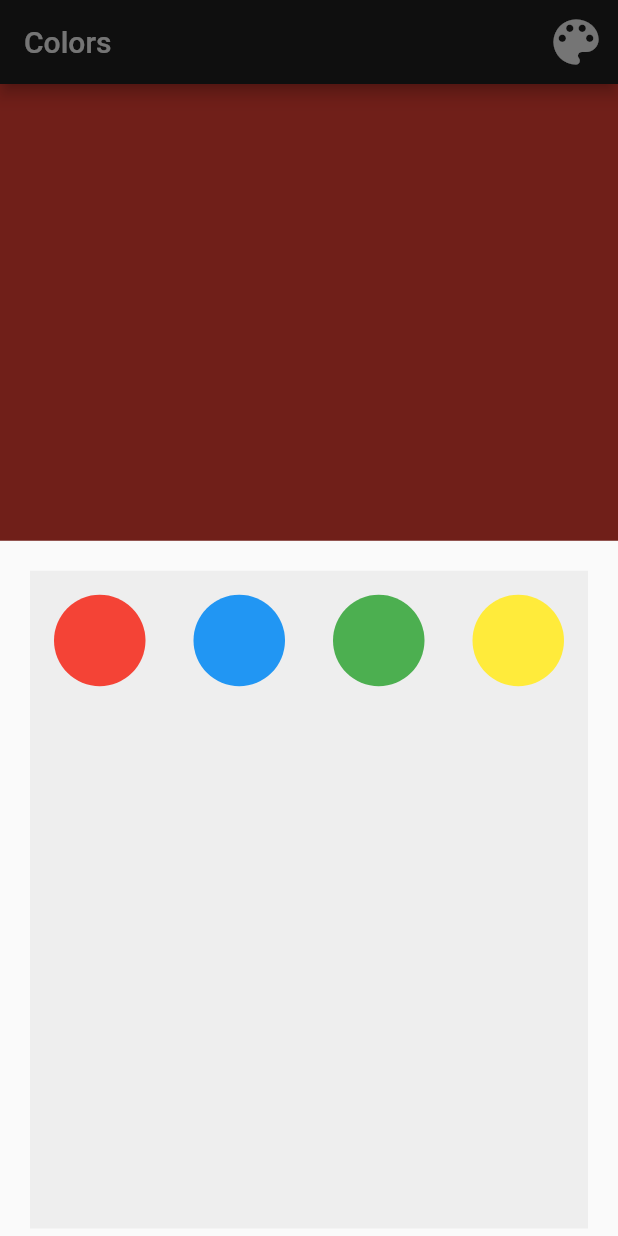
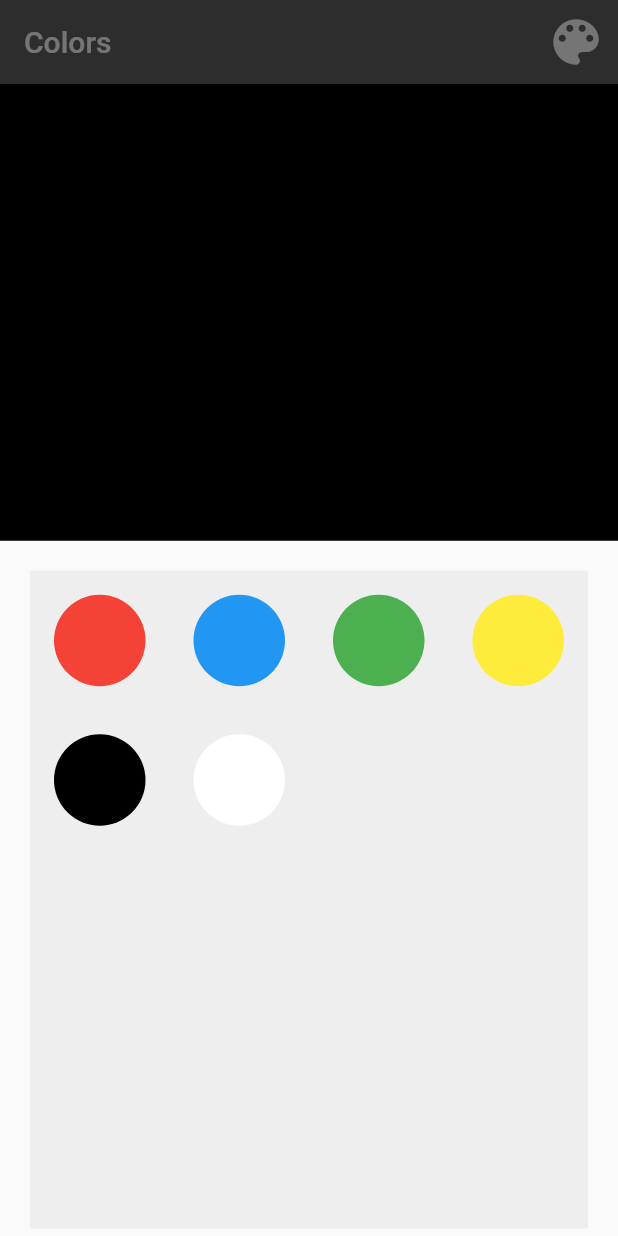
Before and after one commit to akshita251/color-app, a Flutter app: the screen it shows after launch, after a tap on the "color lens" icon, on a phone screen of 412 x 824 dp. Run offline on Flutter 3.47's test engine with Material 2 defaults, Android fonts, the phone set to English and light mode, and no system bars; our stand-ins replace flutter_bloc.

Commit message:
fixed errors

```diff
--- a/lib/bloc/color_bloc.dart
+++ b/lib/bloc/color_bloc.dart
@@ -4,7 +4,7 @@ import 'package:flutter_bloc/flutter_bloc.dart';
 enum ColorEvents { red, blue, green, yellow, black, white }
 
 class ColorBloc extends Bloc<ColorEvents, Color> {
-  ColorBloc() : super(Colors.red);
+  ColorBloc() : super(Colors.black);
 
   @override
   Stream<Color> mapEventToState(ColorEvents event) async* {
--- a/lib/main.dart
+++ b/lib/main.dart
@@ -11,12 +11,12 @@ void main() {
 class MyApp extends StatelessWidget {
   @override
   Widget build(BuildContext context) {
-    return MaterialApp(
-        debugShowCheckedModeBanner: false,
-        home: BlocProvider<ColorBloc>(
-            create: (context) => ColorBloc(),
-            child: BlocBuilder<ColorBloc, Color>(builder: (context, state) {
-              return Home();
-            })));
+    return BlocProvider<ColorBloc>(
+        create: (context) => ColorBloc(),
+        child: BlocBuilder<ColorBloc, Color>(builder: (context, state) {
+          return MaterialApp(
+            home: Home(),
+          );
+        }));
   }
 }
--- a/lib/pages/home.dart
+++ b/lib/pages/home.dart
@@ -23,7 +23,7 @@ class Home extends StatelessWidget {
       backgroundColor: context.bloc<ColorBloc>().state,
       appBar: AppBar(
         title: Text('Colors'),
-        backgroundColor: Colors.grey[900],
+        backgroundColor: Colors.grey[700],
         actions: <Widget>[
           IconButton(
               icon: Icon(Icons.color_lens),
--- a/lib/widgets/color_button.dart
+++ b/lib/widgets/color_button.dart
@@ -11,7 +11,7 @@ class ColorButton extends StatelessWidget {
   Widget build(BuildContext context) {
     return FlatButton(
         child: CircleAvatar(
-          radius: 45.0,
+          radius: 50.0,
           backgroundColor: color,
         ),
         onPressed: () {
--- a/lib/widgets/color_settings.dart
+++ b/lib/widgets/color_settings.dart
@@ -27,6 +27,14 @@ class ColorSettings extends StatelessWidget {
             color: Colors.yellow,
             event: ColorEvents.yellow,
           ),
+          ColorButton(
+            color: Colors.black,
+            event: ColorEvents.black,
+          ),
+          ColorButton(
+            color: Colors.white,
+            event: ColorEvents.white,
+          ),
         ],
       ),
     );
```
